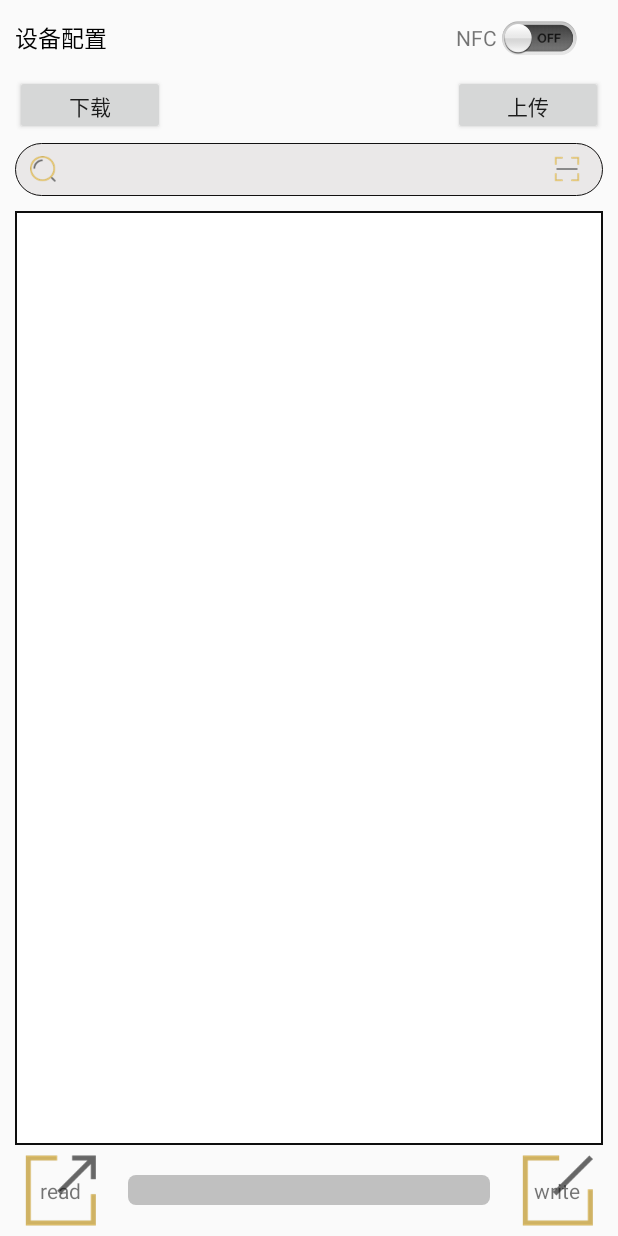
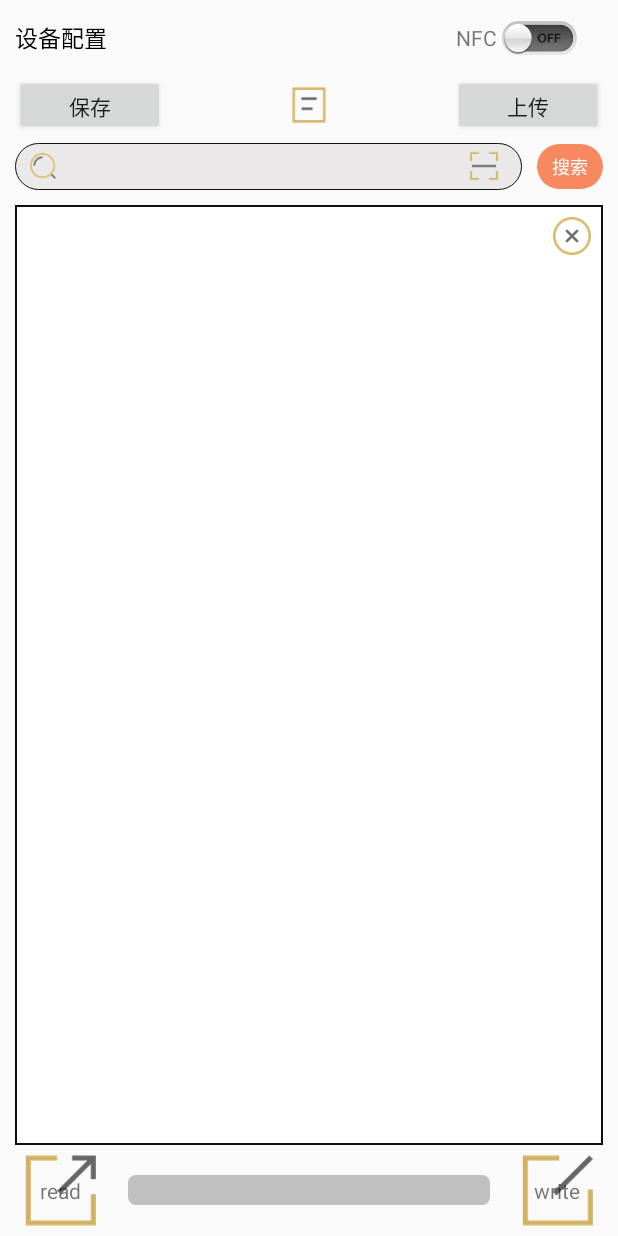
Before and after one commit to zhangsan2016/LD_NFC_module, an Android app: the screen it shows after launch (NFCActivity), on a phone screen of 412 x 824 dp. Run offline under Robolectric (Android 15) with nearby library versions, the phone set to English and light mode, and no system bars; libraries missing offline, so code that uses them is left out: com.uuzuche.lib_zxing; 1 statement that could not run was skipped.

Commit message:
2019年9月29日 18:05:57 界面修改完成

```diff
--- a/app/src/main/java/com/ldgd/ld_nfc_module/activity/NFCActivity.java
+++ b/app/src/main/java/com/ldgd/ld_nfc_module/activity/NFCActivity.java
@@ -1,6 +1,8 @@
 package com.ldgd.ld_nfc_module.activity;
 
+import android.app.AlertDialog;
 import android.app.PendingIntent;
+import android.content.DialogInterface;
 import android.content.Intent;
 import android.graphics.drawable.Drawable;
 import android.nfc.NfcAdapter;
@@ -12,9 +14,9 @@ import android.util.Log;
 import android.view.View;
 import android.view.Window;
 import android.view.WindowManager;
-import android.widget.Button;
 import android.widget.EditText;
 import android.widget.LinearLayout;
+import android.widget.TextView;
 import android.widget.Toast;
 
 import com.ldgd.ld_nfc_module.R;
@@ -27,6 +29,9 @@ import com.st.st25sdk.STException;
 import com.st.st25sdk.TagHelper;
 import com.st.st25sdk.type5.Type5Tag;
 import com.st.st25sdk.type5.st25dv.ST25DVTag;
+import com.uuzuche.lib_zxing.activity.CaptureActivity;
+import com.uuzuche.lib_zxing.activity.CodeUtils;
+import com.uuzuche.lib_zxing.activity.ZXingLibrary;
 
 import java.util.Arrays;
 
@@ -35,6 +40,7 @@ import static com.st.st25sdk.MultiAreaInterface.AREA1;
 public class NFCActivity extends BaseActivity implements TagDiscovery.onTagDiscoveryCompletedListener, View.OnClickListener {
 
     private static final String TAG = "NFCActivity";
+    public static final int REQUEST_CODE_ZXING = 10;
 
     /// static private NFCTag mTag;
     static private ST25DVTag mTag;
@@ -44,7 +50,14 @@ public class NFCActivity extends BaseActivity implements TagDiscovery.onTagDisco
     private ContentViewAsync contentView;
     private LinearLayout ll;
     private EditText ed_search;
-    private Button bt_read_nfc;
+    private EditText et_text_editor;
+    private TextView bt_read_nfc;
+    private TextView tv_deploy;
+    private TextView tv_write;
+    private TextView tv_edit_switch;
+    private boolean temp = false;
+
+
 
     @Override
     protected void onCreate(Bundle savedInstanceState) {
@@ -57,16 +70,25 @@ public class NFCActivity extends BaseActivity implements TagDiscovery.onTagDisco
         setContentView(R.layout.activity_nfc);
 
 
-        ll = (LinearLayout) findViewById(R.id.ll_nfc);
-     //   bt_read_nfc = (Button) this.findViewById(R.id.bt_read_nfc);
+        initNFC();
 
-        // 初始化NFC-onResume处理
-        mNfcAdapter = NfcAdapter.getDefaultAdapter(this);
-        mPendingIntent = PendingIntent.getActivity(this, 0, new Intent(this, getClass()).addFlags(Intent.FLAG_ACTIVITY_SINGLE_TOP), 0);
+        initView();
+
+        // 初始化监听
+        initListening();
 
 
-        ed_search = (EditText) this.findViewById(R.id.ed_search);
+    }
+
+    private void initNFC() {
+        // 初始化NFC-onResume处理
+        mPendingIntent = PendingIntent.getActivity(this, 0, new Intent(this, getClass()).addFlags(Intent.FLAG_ACTIVITY_SINGLE_TOP), 0);
+    }
+
+    private void initListening() {
+
         DrawableUtil drawableUtil = new DrawableUtil(ed_search, new DrawableUtil.OnDrawableListener() {
+
             @Override
             public void onLeft(View v, Drawable left) {
                 Toast.makeText(getApplicationContext(), "left", Toast.LENGTH_SHORT).show();
@@ -74,13 +96,92 @@ public class NFCActivity extends BaseActivity implements TagDiscovery.onTagDisco
 
             @Override
             public void onRight(View v, Drawable right) {
-                Toast.makeText(getApplicationContext(), "right", Toast.LENGTH_SHORT).show();
+
+                Intent intent = new Intent(NFCActivity.this, CaptureActivity.class);
+                startActivityForResult(intent, REQUEST_CODE_ZXING);
+
             }
         });
+
+        tv_deploy.setOnClickListener(new View.OnClickListener() {
+            @Override
+            public void onClick(View v) {
+
+            }
+        });
+
+        // 写入
+        tv_write.setOnClickListener(new View.OnClickListener() {
+            @Override
+            public void onClick(View v) {
+
+                View view = View.inflate(NFCActivity.this, R.layout.alert_dialog_item, null);
+                new AlertDialog.Builder(NFCActivity.this).setTitle("提示")
+                        .setView(view)
+                        .setPositiveButton("确定", new DialogInterface.OnClickListener() {
+                            @Override
+                            public void onClick(DialogInterface dialog, int which) {
+                                showToast("开始写入");
+
+                            }
+                        }).setNegativeButton("取消", new DialogInterface.OnClickListener() {
+
+                    @Override
+                    public void onClick(DialogInterface dialog, int which) {
+                        showToast("已经取消");
+                    }
+                }).show();
+            }
+        });
+
+        // 编辑开关切换
+        tv_edit_switch.setOnClickListener(new View.OnClickListener() {
+            @Override
+            public void onClick(View v) {
+                if(temp == false){
+                    temp = true;
+                    v.setBackgroundResource(R.drawable.ico_nfc_off);
+                    et_text_editor.setEnabled(true);
+                }else{
+                    temp = false;
+                    v.setBackgroundResource(R.drawable.ico_nfc_on);
+                    et_text_editor.setEnabled(false);
+                }
+            }
+        });
+
+    }
+
+    private void initView() {
+        ZXingLibrary.initDisplayOpinion(this);
+        ll = (LinearLayout) findViewById(R.id.ll_nfc);
+        ed_search = (EditText) this.findViewById(R.id.ed_search);
+        bt_read_nfc = (TextView) this.findViewById(R.id.bt_read_nfc);
+        tv_deploy = (TextView) this.findViewById(R.id.tv_deploy);
+        tv_write = (TextView) this.findViewById(R.id.tv_write);
+        tv_edit_switch = (TextView) this.findViewById(R.id.tv_edit_switch);
+        et_text_editor = (EditText) this.findViewById(R.id.et_text_editor);
     }
 
 
     public void onActivityResult(int requestCode, int resultCode, Intent intent) {
+
+        // 处理二维码扫描结果
+        if (requestCode == REQUEST_CODE_ZXING) {
+            //处理扫描结果（在界面上显示）
+            if (null != intent) {
+                Bundle bundle = intent.getExtras();
+                if (bundle == null) {
+                    return;
+                }
+                if (bundle.getInt(CodeUtils.RESULT_TYPE) == CodeUtils.RESULT_SUCCESS) {
+                    String result = bundle.getString(CodeUtils.RESULT_STRING);
+                    ed_search.setText(result);
+                } else if (bundle.getInt(CodeUtils.RESULT_TYPE) == CodeUtils.RESULT_FAILED) {
+                    showToast("解析二维码失败");
+                }
+            }
+        }
     }
 
     /**
@@ -91,17 +192,16 @@ public class NFCActivity extends BaseActivity implements TagDiscovery.onTagDisco
 
     public void read(View view) {
 
-     if(mTag != null){
+        if (mTag != null) {
             bt_read_nfc.setEnabled(false);
             //设置为读取所有
             mStartAddress = 0;
             mNumberOfBytes = 508;
             //   mNumberOfBytes = 508;
             ReadTheBytes(view, mStartAddress, mNumberOfBytes);
-     }else{
+        } else {
             showToast("标签不在场区内");
         }
-
 
 
     }
@@ -262,7 +362,7 @@ public class NFCActivity extends BaseActivity implements TagDiscovery.onTagDisco
 
         } else {
             // NFC not available on this phone!!!
-            showToast(getString(R.string.nfc_not_available));
+            //  showToast(getString(R.string.nfc_not_available));
         }
 
     }
--- /dev/null
+++ b/app/src/main/res/drawable/bt_search_bg.xml
@@ -0,0 +1,12 @@
+<?xml version="1.0" encoding="utf-8"?>
+<shape xmlns:android="http://schemas.android.com/apk/res/android"
+    android:shape="rectangle">
+    <solid android:color="#f78961" />
+
+  <!--  <stroke
+        android:width="1dip"
+        android:color="#0e0e0e" />-->
+
+    <corners android:radius="30dp" />
+
+</shape>
--- a/app/src/main/res/layout/activity_nfc.xml
+++ b/app/src/main/res/layout/activity_nfc.xml
@@ -35,7 +35,7 @@
                 android:text="NFC" />
 
             <ToggleButton
-                android:id="@+id/toggleButton1"
+                android:id="@+id/tb_nfc_switch"
                 android:layout_width="55dp"
                 android:layout_height="30dp"
                 android:layout_alignParentRight="true"
@@ -69,7 +69,15 @@
                 android:layout_width="100dp"
                 android:layout_height="40dp"
                 android:layout_weight="1"
-                android:text="下载" />
+                android:text="保存" />
+
+            <TextView
+                android:id="@+id/tv_deploy"
+                android:layout_width="wrap_content"
+                android:layout_height="wrap_content"
+                android:layout_centerHorizontal="true"
+                android:layout_centerVertical="true"
+                android:background="@drawable/ico_nfc_deploy" />
 
             <Button
                 android:layout_width="100dp"
@@ -81,38 +89,81 @@
 
         </RelativeLayout>
 
-        <EditText
-            android:id="@+id/ed_search"
+        <LinearLayout
             android:layout_width="match_parent"
             android:layout_height="wrap_content"
             android:layout_marginLeft="10dp"
             android:layout_marginRight="10dp"
             android:layout_marginTop="5dp"
+            android:orientation="horizontal">
+
+            <EditText
+                android:id="@+id/ed_search"
+                android:layout_width="match_parent"
+                android:layout_height="wrap_content"
+
+                android:layout_weight="1"
                 android:background="@drawable/edit_background"
                 android:clickable="true"
                 android:drawableLeft="@drawable/ico_sousuo"
                 android:drawableRight="@drawable/ico_saoma"
                 android:imeOptions="actionSearch"
                 android:inputType="text"
-            android:paddingBottom="5dp"
+                android:paddingBottom="3dp"
                 android:paddingLeft="10dp"
                 android:paddingRight="15dp"
-            android:paddingTop="5dp" />
+                android:paddingTop="3dp" />
+
+            <TextView
+                android:layout_width="wrap_content"
+                android:layout_height="wrap_content"
+                android:layout_gravity="center"
+                android:layout_marginLeft="10dp"
+                android:background="@drawable/bt_search_bg"
+                android:paddingBottom="6dp"
+                android:paddingLeft="10dp"
+                android:paddingRight="10dp"
+                android:paddingTop="6dp"
+                android:text="搜索"
+                android:textColor="#ffffff"
+                android:textSize="12sp" />
+
+        </LinearLayout>
 
 
     </LinearLayout>
 
 
-    <TextView
+    <RelativeLayout
         android:layout_width="match_parent"
-        android:layout_height="match_parent"
+        android:layout_height="wrap_content"
         android:layout_marginLeft="10dp"
         android:layout_marginRight="10dp"
         android:layout_marginTop="10dp"
-        android:layout_weight="1"
+        android:layout_weight="1">
+
+        <EditText
+            android:id="@+id/et_text_editor"
+            android:layout_width="match_parent"
+            android:layout_height="match_parent"
             android:background="@drawable/textview_border"
             android:enabled="false"
+            android:gravity="top"
+            android:padding="5dp"
             android:scrollbars="vertical" />
+
+        <TextView
+            android:id="@+id/tv_edit_switch"
+            android:layout_width="wrap_content"
+            android:layout_height="wrap_content"
+            android:layout_alignParentRight="true"
+            android:layout_marginRight="8dp"
+            android:layout_marginTop="8dp"
+            android:background="@drawable/ico_nfc_on"
+            android:textOff=""
+            android:textOn="" />
+
+    </RelativeLayout>
 
     <LinearLayout
         android:layout_width="match_parent"
@@ -149,6 +200,7 @@
 
 
         <TextView
+            android:id="@+id/tv_write"
             android:layout_width="wrap_content"
             android:layout_height="wrap_content"
             android:layout_marginLeft="10dp"
```
Also changed, not shown: app/build.gradle (+8 -0 lines), app/src/main/AndroidManifest.xml (+7 -2 lines), app/src/main/res/layout/alert_dialog_item.xml (added, +31 -0 lines), app/src/main/res/drawable-xhdpi/ico_nfc_deploy.png (added), app/src/main/res/drawable-xhdpi/ico_nfc_off.png (added), app/src/main/res/drawable-xhdpi/ico_nfc_on.png (added), app/src/main/res/drawable-xhdpi/ico_saoma.png. Lines whose indentation alone changed are shown as unchanged.
